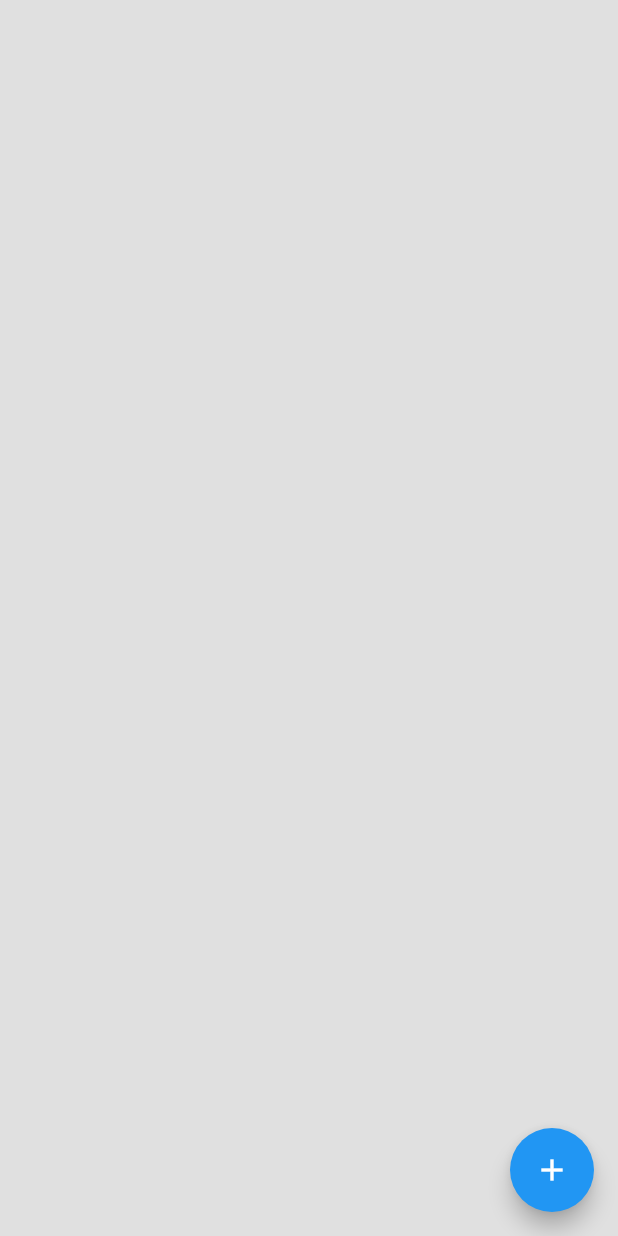
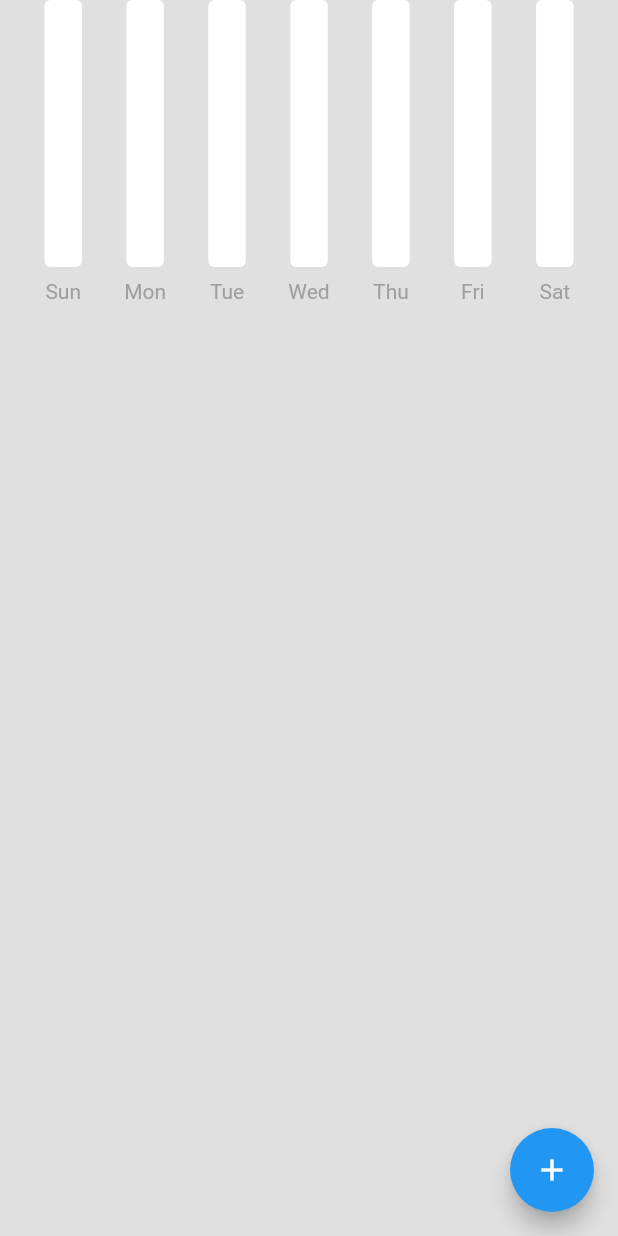
Before and after one commit to divyansh-nishad/expense_tracker, a Flutter app: the screen it shows after launch, on a phone screen of 412 x 824 dp. Run offline on Flutter 3.47's test engine with Material 2 defaults, Android fonts, the light colour scheme and no system bars; drawn by our look-alikes of fl_chart.

Commit message:
-bar chart

```diff
--- a/lib/bar graph/bar_data.dart
+++ b/lib/bar graph/bar_data.dart
@@ -22,7 +22,7 @@ class BarData {
   });
 
   //initialize bar data
-  void init() {
+  void initializeBardata() {
     barData = [
       Individualbar(x: 0, y: sunAmount),
       Individualbar(x: 1, y: monAmount),
--- /dev/null
+++ b/lib/bar graph/bar_graph.dart
@@ -0,0 +1,111 @@
+import 'package:expense_tracker/bar%20graph/bar_data.dart';
+import 'package:fl_chart/fl_chart.dart';
+import 'package:flutter/material.dart';
+
+class MyBarGraph extends StatelessWidget {
+  final double? maxY;
+  final double sunAmount;
+  final double monAmount;
+  final double tueAmount;
+  final double wedAmount;
+  final double thuAmount;
+  final double friAmount;
+  final double satAmount;
+
+  const MyBarGraph({
+    super.key,
+    this.maxY,
+    required this.sunAmount,
+    required this.monAmount,
+    required this.tueAmount,
+    required this.wedAmount,
+    required this.thuAmount,
+    required this.friAmount,
+    required this.satAmount,
+  });
+
+  @override
+  Widget build(BuildContext context) {
+    BarData myBarData = BarData(
+      sunAmount: sunAmount,
+      monAmount: monAmount,
+      tueAmount: tueAmount,
+      wedAmount: wedAmount,
+      thuAmount: thuAmount,
+      friAmount: friAmount,
+      satAmount: satAmount,
+    );
+    myBarData.initializeBardata();
+    return BarChart(BarChartData(
+      maxY: maxY,
+      minY: 0,
+      titlesData: const FlTitlesData(
+        show: true,
+        topTitles: AxisTitles(sideTitles: SideTitles(showTitles: false)),
+        leftTitles: AxisTitles(sideTitles: SideTitles(showTitles: false)),
+        rightTitles: AxisTitles(sideTitles: SideTitles(showTitles: false)),
+        bottomTitles: AxisTitles(
+            sideTitles: SideTitles(
+          showTitles: true,
+          getTitlesWidget: getBottomTitles,
+        )),
+      ),
+      gridData: const FlGridData(show: false),
+      borderData: FlBorderData(show: false),
+      barGroups: myBarData.barData
+          .map(
+            (data) => BarChartGroupData(
+              x: data.x,
+              barRods: [
+                BarChartRodData(
+                    toY: data.y,
+                    color: Colors.grey[800],
+                    width: 25,
+                    borderRadius: BorderRadius.circular(4),
+                    backDrawRodData: BackgroundBarChartRodData(
+                      show: true,
+                      toY: maxY,
+                      color: Colors.white,
+                    )),
+              ],
+            ),
+          )
+          .toList(),
+    ));
+  }
+}
+
+Widget getBottomTitles(double value, TitleMeta meta) {
+  const style = TextStyle(
+    color: Colors.grey,
+    fontSize: 14,
+  );
+  Widget text;
+  switch (value.toInt()) {
+    case 0:
+      text = Text('Sun', style: style);
+      break;
+    case 1:
+      text = Text('Mon', style: style);
+      break;
+    case 2:
+      text = Text('Tue', style: style);
+      break;
+    case 3:
+      text = Text('Wed', style: style);
+      break;
+    case 4:
+      text = Text('Thu', style: style);
+      break;
+    case 5:
+      text = Text('Fri', style: style);
+      break;
+    case 6:
+      text = Text('Sat', style: style);
+      break;
+    default:
+      text = Text('', style: style);
+      break;
+  }
+  return SideTitleWidget(child: text, axisSide: meta.axisSide);
+}
--- a/lib/components/expense_summary.dart
+++ b/lib/components/expense_summary.dart
@@ -1,10 +1,41 @@
+import 'package:expense_tracker/bar%20graph/bar_graph.dart';
+import 'package:expense_tracker/data/expense_data.dart';
+import 'package:expense_tracker/datetime/date_time_helper.dart';
 import 'package:flutter/material.dart';
+import 'package:provider/provider.dart';
 
 class ExpenseSummary extends StatelessWidget {
-  const ExpenseSummary({super.key});
+  final DateTime startOfWeek;
+  const ExpenseSummary({super.key, required this.startOfWeek});
 
   @override
   Widget build(BuildContext context) {
-    return Container();
+    String sunday = convertDateTimeToString(startOfWeek.add(Duration(days: 0)));
+    String monday = convertDateTimeToString(startOfWeek.add(Duration(days: 1)));
+    String tuesday =
+        convertDateTimeToString(startOfWeek.add(Duration(days: 2)));
+    String wednesday =
+        convertDateTimeToString(startOfWeek.add(Duration(days: 3)));
+    String thursday =
+        convertDateTimeToString(startOfWeek.add(Duration(days: 4)));
+    String friday = convertDateTimeToString(startOfWeek.add(Duration(days: 5)));
+    String saturday =
+        convertDateTimeToString(startOfWeek.add(Duration(days: 6)));
+
+    return Consumer<ExpenseData>(
+      builder: (context, value, child) => SizedBox(
+        height: 200,
+        child: MyBarGraph(
+          maxY: 100,
+          sunAmount: value.calculateDailyExpenseSummary()[sunday] ?? 0,
+          monAmount: value.calculateDailyExpenseSummary()[monday] ?? 0,
+          tueAmount: value.calculateDailyExpenseSummary()[tuesday] ?? 0,
+          wedAmount: value.calculateDailyExpenseSummary()[wednesday] ?? 0,
+          thuAmount: value.calculateDailyExpenseSummary()[thursday] ?? 0,
+          friAmount: value.calculateDailyExpenseSummary()[friday] ?? 0,
+          satAmount: value.calculateDailyExpenseSummary()[saturday] ?? 0,
+        ),
+      ),
+    );
   }
 }
--- a/lib/data/expense_data.dart
+++ b/lib/data/expense_data.dart
@@ -47,7 +47,7 @@ class ExpenseData extends ChangeNotifier {
   }
 
   //get the date for the start of the week (sunday)
-  DateTime startOfWeekDate(DateTime dateTime) {
+  DateTime startOfWeekDate() {
     DateTime? startOfWeek;
 
     DateTime today = DateTime.now();
@@ -55,7 +55,6 @@ class ExpenseData extends ChangeNotifier {
     for (int i = 0; i < 7; i++) {
       if (getDayName(today.subtract(Duration(days: i))) == "Sun") {
         startOfWeek = today.subtract(Duration(days: i));
-        break;
       }
     }
     return startOfWeek!;
--- a/lib/datetime/date_time_helper.dart
+++ b/lib/datetime/date_time_helper.dart
@@ -3,7 +3,7 @@
 String convertDateTimeToString(DateTime dateTime) {
   String year = dateTime.year.toString();
   String month = dateTime.month.toString();
-  if(month.length == 1) month = "0" + month;
+  if (month.length == 1) month = "0" + month;
   String day = dateTime.day.toString();
 
   String yyymmdd = year + month + day;
--- a/lib/pages/home_page.dart
+++ b/lib/pages/home_page.dart
@@ -1,3 +1,4 @@
+import 'package:expense_tracker/components/expense_summary.dart';
 import 'package:expense_tracker/components/expense_tile.dart';
 import 'package:expense_tracker/data/expense_data.dart';
 import 'package:expense_tracker/models/expense_item.dart';
@@ -79,7 +80,7 @@ class _HomePageState extends State<HomePage> {
         body: ListView(
           children: [
             //weekly summary
-
+            ExpenseSummary(startOfWeek: value.startOfWeekDate()),
             //expense list
             ListView.builder(
                 shrinkWrap: true,
```
